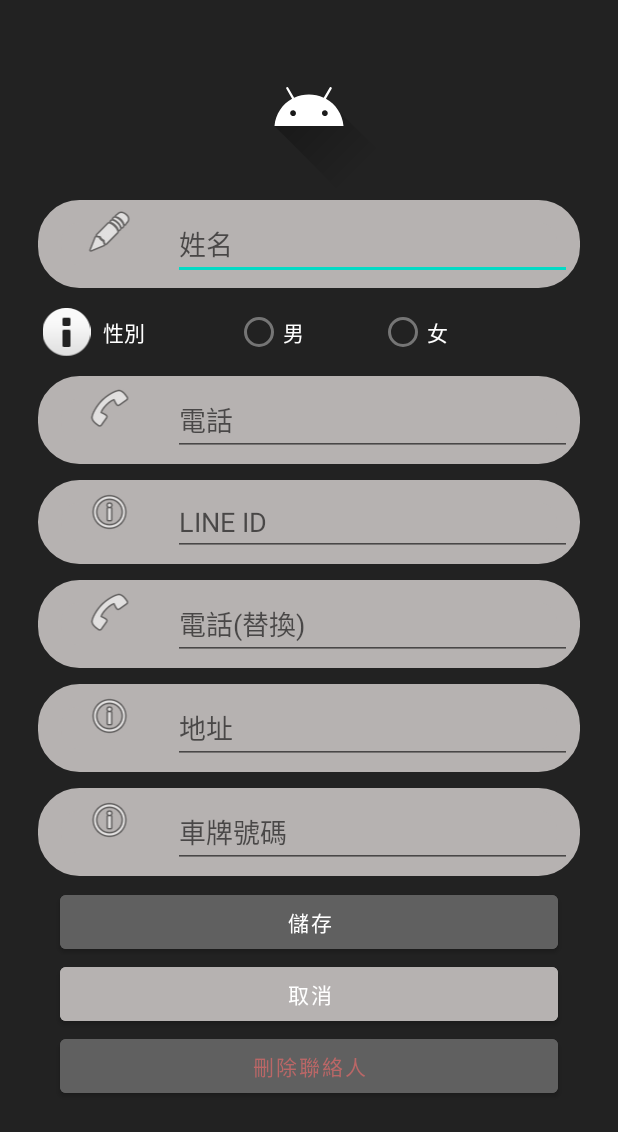
After one commit to C109118205/CarGuide, an Android app: the layout perpetrator_edit.xml on its own in the app's theme, with its tools: preview values and no code run, on a phone screen of 412 x 824 dp. The commit adds this screen. Shown: the top 1132 px of the screen. Run offline under Robolectric (Android 15) with nearby library versions, the light colour scheme and no system bars.

Commit message:
update_perpetrator

```diff
--- a/app/src/main/res/drawable/shapes.xml
+++ b/app/src/main/res/drawable/shapes.xml
@@ -18,10 +18,10 @@
             <corners android:radius="20dp" />
 
             <padding
-                android:left="10dp"
-                android:top="10dp"
-                android:right="10dp"
-                android:bottom="10dp" />
+                android:left="0dp"
+                android:top="0dp"
+                android:right="0dp"
+                android:bottom="0dp" />
         </shape>
     </item>
 </selector>
--- /dev/null
+++ b/app/src/main/res/layout/perpetrator_edit.xml
@@ -0,0 +1,260 @@
+<?xml version="1.0" encoding="utf-8"?>
+<LinearLayout xmlns:android="http://schemas.android.com/apk/res/android"
+    xmlns:app="http://schemas.android.com/apk/res-auto"
+    android:layout_width="match_parent"
+    android:layout_height="match_parent"
+    android:background="@color/login_black">
+
+    <LinearLayout
+        android:layout_width="match_parent"
+        android:layout_height="match_parent"
+        android:layout_margin="20dp"
+        android:orientation="vertical">
+
+        <ImageView
+            android:id="@+id/imageView13"
+            android:layout_width="match_parent"
+            android:layout_height="wrap_content"
+            app:srcCompat="@drawable/ic_launcher_foreground" />
+
+        <LinearLayout
+            android:layout_width="match_parent"
+            android:layout_height="wrap_content"
+            android:background="@drawable/shapes"
+            android:layout_margin="5dp"
+            android:padding="5dp"
+            android:orientation="horizontal">
+
+            <ImageView
+                android:id="@+id/imageView2"
+                android:layout_width="wrap_content"
+                android:layout_height="wrap_content"
+                android:layout_weight="1"
+                app:srcCompat="@android:drawable/ic_menu_edit" />
+
+            <EditText
+                android:id="@+id/user_information_name"
+                android:layout_width="wrap_content"
+                android:layout_height="wrap_content"
+                android:layout_weight="1"
+                android:ems="10"
+                android:textColor="@color/login_white"
+                android:inputType="textPersonName"
+                android:hint="姓名" />
+        </LinearLayout>
+
+        <LinearLayout
+            android:layout_width="match_parent"
+            android:layout_height="wrap_content"
+            android:orientation="horizontal">
+
+            <ImageView
+                android:id="@+id/imageView12"
+                android:layout_width="wrap_content"
+                android:layout_height="wrap_content"
+                android:layout_weight="1"
+                android:layout_gravity="center"
+                app:srcCompat="@android:drawable/ic_dialog_info" />
+
+            <TextView
+                android:id="@+id/textView25"
+                android:layout_width="wrap_content"
+                android:layout_height="wrap_content"
+                android:layout_weight="1"
+                android:textColor="@color/login_white"
+                android:layout_gravity="center"
+                android:text="性別" />
+
+            <RadioGroup
+                android:layout_width="wrap_content"
+                android:layout_height="wrap_content"
+                android:layout_weight="5">
+
+                <LinearLayout
+                    android:layout_width="match_parent"
+                    android:layout_height="match_parent"
+                    android:orientation="horizontal"
+                    android:gravity="center">
+
+                    <RadioButton
+                        android:id="@+id/radioButton"
+                        android:layout_width="wrap_content"
+                        android:layout_height="wrap_content"
+                        android:text="男"
+                        android:textColor="@color/login_white"
+                        android:paddingRight="50dp"/>
+
+                    <RadioButton
+                        android:id="@+id/radioButton2"
+                        android:layout_width="wrap_content"
+                        android:layout_height="wrap_content"
+                        android:text="女"
+                        android:textColor="@color/login_white"
+                        android:paddingRight="50dp"/>
+                </LinearLayout>
+
+            </RadioGroup>
+
+        </LinearLayout>
+
+        <LinearLayout
+            android:layout_width="match_parent"
+            android:layout_height="wrap_content"
+            android:background="@drawable/shapes"
+            android:layout_margin="5dp"
+            android:padding="5dp"
+            android:orientation="horizontal">
+
+            <ImageView
+                android:id="@+id/imageView31"
+                android:layout_width="wrap_content"
+                android:layout_height="wrap_content"
+                android:layout_weight="1"
+                app:srcCompat="@android:drawable/ic_menu_call" />
+
+            <EditText
+                android:id="@+id/user_information_phone"
+                android:layout_width="wrap_content"
+                android:layout_height="wrap_content"
+                android:layout_weight="1"
+                android:ems="10"
+                android:textColor="@color/login_white"
+                android:inputType="textPersonName"
+                android:hint="電話" />
+
+        </LinearLayout>
+
+        <LinearLayout
+            android:layout_width="match_parent"
+            android:layout_height="wrap_content"
+            android:background="@drawable/shapes"
+            android:layout_margin="5dp"
+            android:padding="5dp"
+            android:orientation="horizontal">
+
+            <ImageView
+                android:id="@+id/imageView4"
+                android:layout_width="wrap_content"
+                android:layout_height="wrap_content"
+                android:layout_weight="1"
+                app:srcCompat="@android:drawable/ic_menu_info_details" />
+
+            <EditText
+                android:id="@+id/user_information_address"
+                android:layout_width="wrap_content"
+                android:layout_height="wrap_content"
+                android:layout_weight="1"
+                android:ems="10"
+                android:textColor="@color/login_white"
+                android:inputType="textPersonName"
+                android:hint="LINE ID" />
+        </LinearLayout>
+
+        <LinearLayout
+            android:layout_width="match_parent"
+            android:layout_height="wrap_content"
+            android:background="@drawable/shapes"
+            android:layout_margin="5dp"
+            android:padding="5dp"
+            android:orientation="horizontal">
+
+            <ImageView
+                android:id="@+id/imageView3"
+                android:layout_width="wrap_content"
+                android:layout_height="wrap_content"
+                android:layout_weight="1"
+                app:srcCompat="@android:drawable/ic_menu_call" />
+
+            <EditText
+                android:id="@+id/user_information_phone1"
+                android:layout_width="wrap_content"
+                android:layout_height="wrap_content"
+                android:layout_weight="1"
+                android:ems="10"
+                android:textColor="@color/login_white"
+                android:inputType="textPersonName"
+                android:hint="電話(替換)" />
+
+        </LinearLayout>
+
+        <LinearLayout
+            android:layout_width="match_parent"
+            android:layout_height="wrap_content"
+            android:background="@drawable/shapes"
+            android:layout_margin="5dp"
+            android:padding="5dp"
+            android:orientation="horizontal">
+
+            <ImageView
+                android:id="@+id/imageView14"
+                android:layout_width="wrap_content"
+                android:layout_height="wrap_content"
+                android:layout_weight="1"
+                app:srcCompat="@android:drawable/ic_menu_info_details" />
+
+            <EditText
+                android:id="@+id/user_information_address1"
+                android:layout_width="wrap_content"
+                android:layout_height="wrap_content"
+                android:layout_weight="1"
+                android:ems="10"
+                android:textColor="@color/login_white"
+                android:inputType="textPersonName"
+                android:hint="地址" />
+        </LinearLayout>
+
+        <LinearLayout
+            android:layout_width="match_parent"
+            android:layout_height="wrap_content"
+            android:background="@drawable/shapes"
+            android:layout_margin="5dp"
+            android:padding="5dp"
+            android:orientation="horizontal">
+
+            <ImageView
+                android:id="@+id/imageView141"
+                android:layout_width="wrap_content"
+                android:layout_height="wrap_content"
+                android:layout_weight="1"
+                app:srcCompat="@android:drawable/ic_menu_info_details" />
+
+            <EditText
+                android:id="@+id/user_information_address11"
+                android:layout_width="wrap_content"
+                android:layout_height="wrap_content"
+                android:layout_weight="1"
+                android:ems="10"
+                android:textColor="@color/login_white"
+                android:inputType="textPersonName"
+                android:hint="車牌號碼" />
+        </LinearLayout>
+        <Button
+            android:id="@+id/button111"
+            android:layout_width="match_parent"
+            android:layout_height="wrap_content"
+            android:layout_marginTop="1dp"
+            android:layout_marginLeft="20dp"
+            android:layout_marginRight="20dp"
+            android:backgroundTint="@color/login_background_gray"
+            android:text="儲存" />
+        <Button
+            android:id="@+id/button010"
+            android:layout_width="match_parent"
+            android:layout_height="wrap_content"
+            android:layout_marginLeft="20dp"
+            android:layout_marginRight="20dp"
+            android:backgroundTint="@color/login_button_gray"
+            android:text="取消" />
+        <Button
+            android:id="@+id/button011"
+            android:layout_width="match_parent"
+            android:layout_height="wrap_content"
+            android:layout_marginLeft="20dp"
+            android:layout_marginRight="20dp"
+            android:backgroundTint="@color/login_background_gray"
+            android:textColor="@color/text_red"
+            android:text="刪除聯絡人" />
+
+    </LinearLayout>
+
+</LinearLayout>
--- a/app/src/main/res/values/colors.xml
+++ b/app/src/main/res/values/colors.xml
@@ -7,8 +7,10 @@
     <color name="teal_700">#FF018786</color>
     <color name="black">#FF000000</color>
     <color name="white">#FFFFFFFF</color>
+    <color name="text_red">#BA6767</color>
 
     <color name="login_black">#222222</color>
+    <color name="layout_background_222222">#222222</color>
     <color name="login_background_gray">#606060</color>
     <color name="login_white">#ffffff</color>
     <color name="login_button_gray">#b6b2b1</color>
```
Also changed, not shown: app/src/main/res/layout/perpetrator_add.xml (added, +249 -0 lines), app/src/main/res/layout/perpetrator_information.xml (added, +139 -0 lines).
